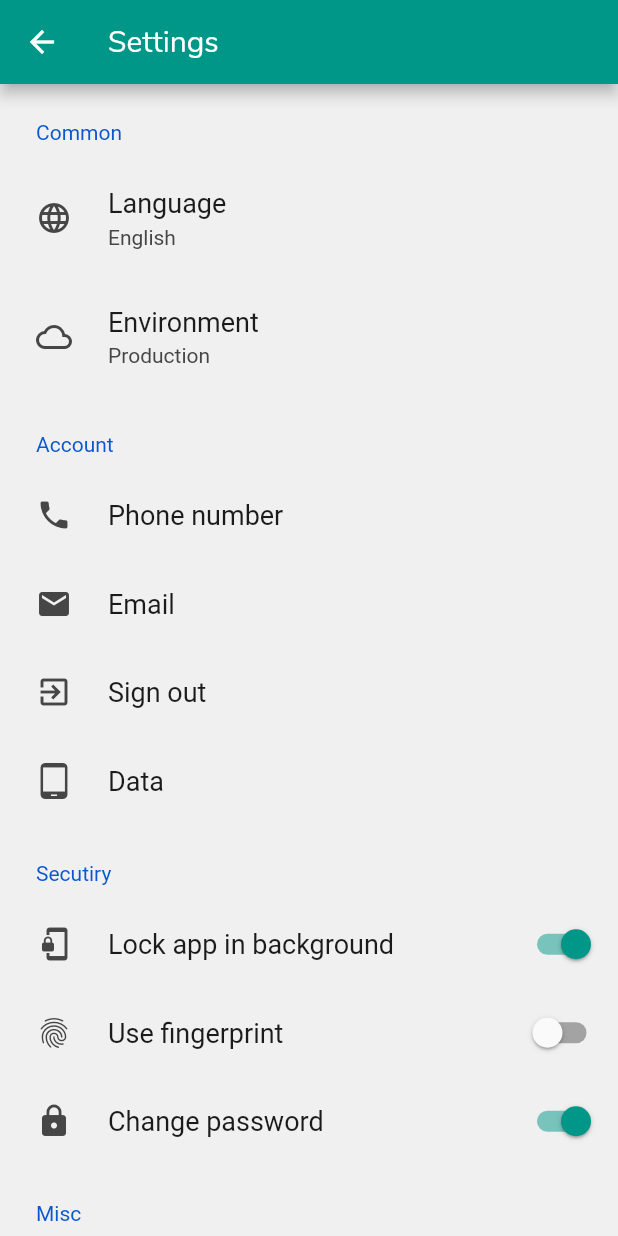
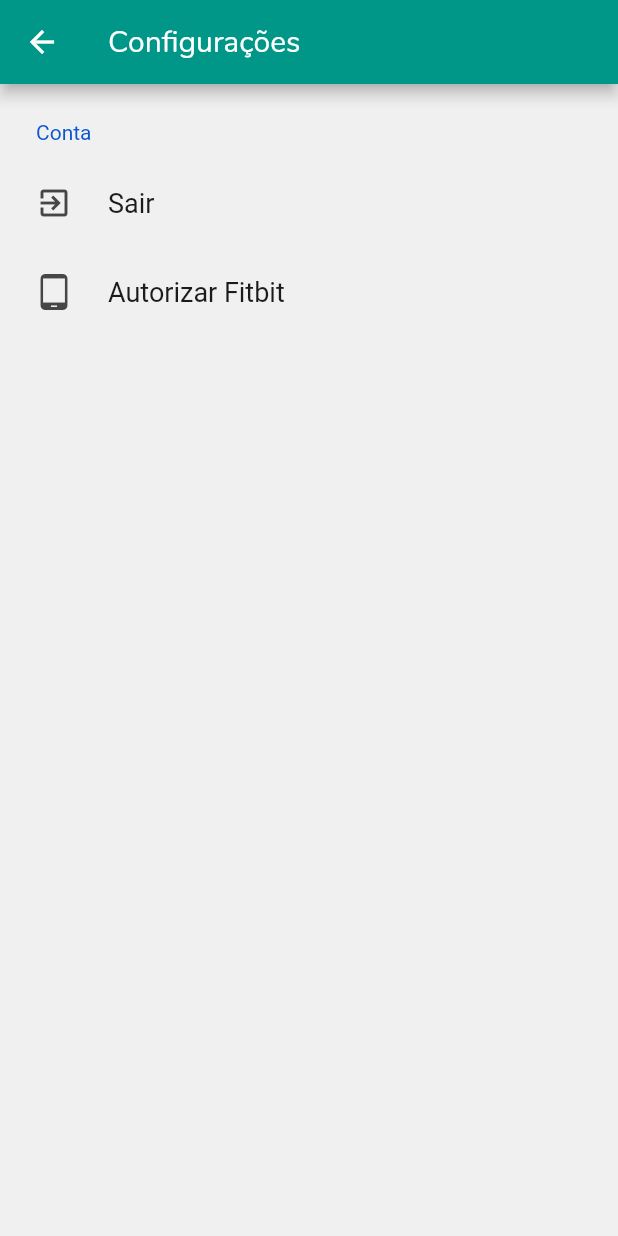
Before and after one commit to FelipeKenzo/pcs-3443, a Flutter app: the SettingsScreen screen opened directly, on a phone screen of 412 x 824 dp. Run offline on Flutter 3.47's test engine with Material 2 defaults, Android fonts, the phone set to English and light mode, and no system bars; drawn by our look-alikes of settings_ui; our stand-ins replace cloud_firestore, firebase_auth, shared_preferences, sleek_circular_slider, splashscreen; missing offline and left inert: fcharts, flutter_form_bloc; accounts and stored records are empty; network calls fail.

```diff
--- a/lib/drawer.dart
+++ b/lib/drawer.dart
@@ -27,7 +27,7 @@ class AppDrawer extends StatelessWidget {
           ),
           ListTile(
             leading: Icon(Icons.settings),
-            title: Text('Settings'),
+            title: Text('Configurações'),
             onTap: () {
               Navigator.pop(context);
               Navigator.push(context, new MaterialPageRoute(builder: (BuildContext context) => new SettingsScreen()));
--- a/lib/settings.dart
+++ b/lib/settings.dart
@@ -22,11 +22,31 @@ class _SettingsScreenState extends State<SettingsScreen> {
     SharedPreferences preferences = await SharedPreferences.getInstance();
     await preferences.clear();
 
-    Navigator.pushReplacement(
+    Navigator.push(
       context,
       MaterialPageRoute(
         builder: (context) => LoginPage()
       )
+    );
+  }
+
+  void ChangePassword(){
+    showDialog(context: context,
+    builder : (BuildContext context){
+      return AlertDialog(
+        title: new Text("Troca de senha"),
+        actions: <Widget>[
+          new FlatButton(
+            child: new Text ("Enviar"),
+            onPressed:(){Navigator.of(context).pop();}
+          ),
+          new FlatButton(
+            child: new Text ("Fechar"),
+            onPressed:(){Navigator.of(context).pop();}
+          ),
+        ],
+      );
+    }
     );
   }
 
@@ -48,72 +68,68 @@ class _SettingsScreenState extends State<SettingsScreen> {
   @override
   Widget build(BuildContext context) {
     return Scaffold(
-      appBar: AppBar(title: Text('Settings')),
+      appBar: AppBar(title: Text('Configurações')),
       body: SettingsList(
         sections: [
+          // SettingsSection(
+          //   title: 'Common',
+          //   tiles: [
+          //     SettingsTile(
+          //       title: 'Language',
+          //       subtitle: 'English',
+          //       leading: Icon(Icons.language),
+          //       onTap: () {
+          //         Navigator.of(context).push(MaterialPageRoute(
+          //             builder: (BuildContext context) => LanguagesScreen()));
+          //       },
+          //     ),
+          //     SettingsTile(
+          //         title: 'Environment',
+          //         subtitle: 'Production',
+          //         leading: Icon(Icons.cloud_queue)
+          //     ),
+          //   ],
+          // ),
           SettingsSection(
-            title: 'Common',
+            title: 'Conta',
             tiles: [
-              SettingsTile(
-                title: 'Language',
-                subtitle: 'English',
-                leading: Icon(Icons.language),
-                onTap: () {
-                  Navigator.of(context).push(MaterialPageRoute(
-                      builder: (BuildContext context) => LanguagesScreen()));
-                },
-              ),
-              SettingsTile(
-                  title: 'Environment',
-                  subtitle: 'Production',
-                  leading: Icon(Icons.cloud_queue)),
+              //SettingsTile(title: 'Phone number', leading: Icon(Icons.phone)),
+              //SettingsTile(title: 'Email', leading: Icon(Icons.email)),
+              SettingsTile(title: 'Sair', leading: Icon(Icons.exit_to_app), onTap: () => logout(),),
+              SettingsTile(title: 'Autorizar Fitbit', leading: Icon(Icons.tablet_android), onTap: () => Identificador()),
             ],
           ),
-          SettingsSection(
-            title: 'Account',
-            tiles: [
-              SettingsTile(title: 'Phone number', leading: Icon(Icons.phone)),
-              SettingsTile(title: 'Email', leading: Icon(Icons.email)),
-              SettingsTile(title: 'Sign out', leading: Icon(Icons.exit_to_app), onTap: () => logout(),),
-              SettingsTile(title: 'Data', leading: Icon(Icons.tablet_android), onTap: () => Identificador()),
-            ],
-          ),
-          SettingsSection(
-            title: 'Secutiry',
-            tiles: [
-              SettingsTile.switchTile(
-                title: 'Lock app in background',
-                leading: Icon(Icons.phonelink_lock),
-                switchValue: lockInBackground,
-                onToggle: (bool value) {
-                  setState(() {
-                    lockInBackground = value;
-                  });
-                },
-              ),
-              SettingsTile.switchTile(
-                  title: 'Use fingerprint',
-                  leading: Icon(Icons.fingerprint),
-                  onToggle: (bool value) {},
-                  switchValue: false),
-              SettingsTile.switchTile(
-                title: 'Change password',
-                leading: Icon(Icons.lock),
-                switchValue: true,
-                onToggle: (bool value) {},
-              ),
-            ],
-          ),
-          SettingsSection(
-            title: 'Misc',
-            tiles: [
-              SettingsTile(
-                  title: 'Terms of Service', leading: Icon(Icons.description)),
-              SettingsTile(
-                  title: 'Open source licenses',
-                  leading: Icon(Icons.collections_bookmark)),
-            ],
-          )
+          // SettingsSection(
+          //   title: 'Segurança',
+          //   tiles: [
+          //     SettingsTile.switchTile(
+          //       title: 'Lock app in background',
+          //       leading: Icon(Icons.phonelink_lock),
+          //       switchValue: lockInBackground,
+          //       onToggle: (bool value) {
+          //         setState(() {
+          //           lockInBackground = value;
+          //         });
+          //       },
+          //     ),
+          //     SettingsTile.switchTile(
+          //         title: 'Use fingerprint',
+          //         leading: Icon(Icons.fingerprint),
+          //         onToggle: (bool value) {},
+          //         switchValue: false),
+          //     SettingsTile(title: 'Change password', leading: Icon(Icons.lock),),
+          //   ],
+          // ),
+          // SettingsSection(
+          //   title: 'Misc',
+          //   tiles: [
+          //     SettingsTile(
+          //         title: 'Terms of Service', leading: Icon(Icons.description)),
+          //     SettingsTile(
+          //         title: 'Open source licenses',
+          //         leading: Icon(Icons.collections_bookmark)),
+          //   ],
+          // )
         ],
       ),
     );
--- a/lib/treino.dart
+++ b/lib/treino.dart
@@ -102,7 +102,7 @@ class _Treino extends State<Treino> {
               'assets/natacao.png',
             ),
           new ListTile(
-          title: new Text('A natação é outro exercício aeróbico recomendado, entretanto, o fato de precisar de uma piscina dificulta a realização desse exercício. Caso você tenha acesso a alguma piscina, por que não nada de vez em quando?'),
+            title: new Text('A natação é outro exercício aeróbico recomendado, entretanto, o fato de precisar de uma piscina dificulta a realização desse exercício. Caso você tenha acesso a alguma piscina, por que não nada de vez em quando?'),
           ),
         ]
       )
```
Also changed, not shown: lib/chart.dart (+15 -0 lines), lib/exercises.dart (+13 -4 lines), lib/form.dart (+40 -11 lines), lib/login_page.dart (+8 -7 lines).
